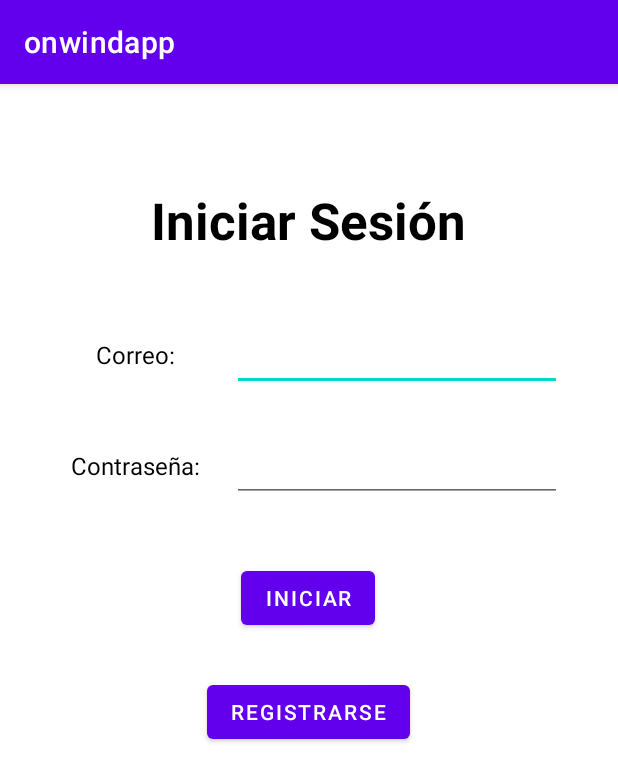
After one commit to onwindapp/onwindapp, an Android app: the LoginActivity screen opened directly, with no data from a screen before it, on a phone screen of 412 x 824 dp. The commit adds this screen. Shown: the top 782 px of the screen. Run offline under Robolectric (Android 15) with nearby library versions, the phone set to English and light mode, and no system bars.

Commit message:
feat:added loginActivity

```diff
--- a/app/src/main/AndroidManifest.xml
+++ b/app/src/main/AndroidManifest.xml
@@ -10,6 +10,9 @@
         android:supportsRtl="true"
         android:theme="@style/Theme.Onwindapp">
         <activity
+            android:name=".activities.LoginActivity"
+            android:exported="true" />
+        <activity
             android:name=".MainActivity"
             android:exported="true">
             <intent-filter>
--- /dev/null
+++ b/app/src/main/java/com/onwindapp/cuatrovientos/activities/LoginActivity.java
@@ -0,0 +1,16 @@
+package com.onwindapp.cuatrovientos.activities;
+
+import androidx.appcompat.app.AppCompatActivity;
+
+import android.os.Bundle;
+
+import com.onwindapp.cuatrovientos.R;
+
+public class LoginActivity extends AppCompatActivity {
+
+    @Override
+    protected void onCreate(Bundle savedInstanceState) {
+        super.onCreate(savedInstanceState);
+        setContentView(R.layout.activity_login);
+    }
+}
--- a/app/src/main/java/com/onwindapp/cuatrovientos/models/Users.java
+++ b/app/src/main/java/com/onwindapp/cuatrovientos/models/Users.java
@@ -16,20 +16,28 @@ public class Users extends RealmObject {
     @Required
     private String password;
     @Required
+    private String mail;
     private String telephone;
     private float punctuation;
     private float CO2points;
+    private boolean ban;
+    private int nbans;
+    private String forgivenessdate;
 
     public Users() {}
 
-    public Users(String name, String surname, String password, String telephone) {
+    public Users(String name, String surname, String password, String mail, String telephone) {
         this.id = OnWindApp.userId.incrementAndGet();
         this.name = name;
         this.surname = surname;
         this.password = password;
+        this.mail = mail;
         this.telephone = telephone;
         this.punctuation = 0;
         this.CO2points = 0;
+        this.ban = false;
+        this.nbans = 0;
+        this.forgivenessdate = "";
     }
 
     public int getId() {
@@ -64,6 +72,14 @@ public class Users extends RealmObject {
         this.password = password;
     }
 
+    public String getMail() {
+        return mail;
+    }
+
+    public void setMail(String mail) {
+        this.mail = mail;
+    }
+
     public String getTelephone() {
         return telephone;
     }
@@ -87,4 +103,32 @@ public class Users extends RealmObject {
     public void setCO2points(float CO2points) {
         this.CO2points = CO2points;
     }
+
+    public boolean isBan() {
+        return ban;
+    }
+
+    public void setBan(boolean ban) {
+        this.ban = ban;
+    }
+
+    public int getNbans() {
+        return nbans;
+    }
+
+    public void setNbans(int nbans) {
+        this.nbans = nbans;
+    }
+
+    public String getForgivenessdate() {
+        return forgivenessdate;
+    }
+
+    public void setForgivenessdate(String forgivenessdate) {
+        this.forgivenessdate = forgivenessdate;
+    }
+
+    public void baner(){
+        this.forgivenessdate = "";
+    }
 }
--- /dev/null
+++ b/app/src/main/res/layout/activity_login.xml
@@ -0,0 +1,96 @@
+<?xml version="1.0" encoding="utf-8"?>
+<androidx.constraintlayout.widget.ConstraintLayout xmlns:android="http://schemas.android.com/apk/res/android"
+    xmlns:app="http://schemas.android.com/apk/res-auto"
+    xmlns:tools="http://schemas.android.com/tools"
+    android:layout_width="match_parent"
+    android:layout_height="match_parent"
+    tools:context=".activities.LoginActivity">
+
+    <TextView
+        android:id="@+id/textView"
+        android:layout_width="wrap_content"
+        android:layout_height="wrap_content"
+        android:layout_marginTop="68dp"
+        android:text="Iniciar Sesión"
+        android:textColor="@color/black"
+        android:textSize="34sp"
+        android:textStyle="bold"
+        app:layout_constraintEnd_toEndOf="parent"
+        app:layout_constraintHorizontal_bias="0.497"
+        app:layout_constraintStart_toStartOf="parent"
+        app:layout_constraintTop_toTopOf="parent" />
+
+    <TextView
+        android:id="@+id/textView2"
+        android:layout_width="wrap_content"
+        android:layout_height="wrap_content"
+        android:layout_marginStart="64dp"
+        android:layout_marginTop="56dp"
+        android:text="Correo:"
+        android:textColor="@color/black"
+        android:textSize="16sp"
+        app:layout_constraintStart_toStartOf="parent"
+        app:layout_constraintTop_toBottomOf="@+id/textView" />
+
+    <TextView
+        android:id="@+id/textView3"
+        android:layout_width="wrap_content"
+        android:layout_height="wrap_content"
+        android:layout_marginTop="52dp"
+        android:text="Contraseña:"
+        android:textColor="@color/black"
+        android:textSize="16sp"
+        app:layout_constraintEnd_toEndOf="@+id/textView2"
+        app:layout_constraintStart_toStartOf="@+id/textView2"
+        app:layout_constraintTop_toBottomOf="@+id/textView2" />
+
+    <EditText
+        android:id="@+id/editTextTextEmailAddress"
+        android:layout_width="220dp"
+        android:layout_height="48dp"
+        android:ems="10"
+        android:inputType="textEmailAddress"
+        android:textColor="@color/black"
+        android:textSize="14sp"
+        app:layout_constraintBottom_toBottomOf="@+id/textView2"
+        app:layout_constraintEnd_toEndOf="parent"
+        app:layout_constraintStart_toEndOf="@+id/textView2"
+        app:layout_constraintTop_toTopOf="@+id/textView2"
+        tools:ignore="SpeakableTextPresentCheck" />
+
+    <EditText
+        android:id="@+id/editTextTextPassword"
+        android:layout_width="220dp"
+        android:layout_height="48dp"
+        android:ems="10"
+        android:inputType="textPassword"
+        android:textColor="@color/black"
+        android:textSize="16sp"
+        app:layout_constraintBottom_toBottomOf="@+id/textView3"
+        app:layout_constraintEnd_toEndOf="@+id/editTextTextEmailAddress"
+        app:layout_constraintStart_toStartOf="@+id/editTextTextEmailAddress"
+        app:layout_constraintTop_toTopOf="@+id/textView3"
+        tools:ignore="SpeakableTextPresentCheck" />
+
+    <Button
+        android:id="@+id/button"
+        android:layout_width="wrap_content"
+        android:layout_height="wrap_content"
+        android:layout_marginTop="40dp"
+        android:text="Iniciar"
+        app:layout_constraintEnd_toEndOf="parent"
+        app:layout_constraintHorizontal_bias="0.498"
+        app:layout_constraintStart_toStartOf="parent"
+        app:layout_constraintTop_toBottomOf="@+id/editTextTextPassword" />
+
+    <Button
+        android:id="@+id/button2"
+        android:layout_width="wrap_content"
+        android:layout_height="wrap_content"
+        android:layout_marginTop="28dp"
+        android:text="Registrarse"
+        app:layout_constraintEnd_toEndOf="parent"
+        app:layout_constraintHorizontal_bias="0.498"
+        app:layout_constraintStart_toStartOf="parent"
+        app:layout_constraintTop_toBottomOf="@+id/button" />
+</androidx.constraintlayout.widget.ConstraintLayout>
--- a/app/src/main/res/values/colors.xml
+++ b/app/src/main/res/values/colors.xml
@@ -7,4 +7,5 @@
     <color name="teal_700">#FF018786</color>
     <color name="black">#FF000000</color>
     <color name="white">#FFFFFFFF</color>
+    <color name="onwind_blue">#009DD3</color>
 </resources>
```
